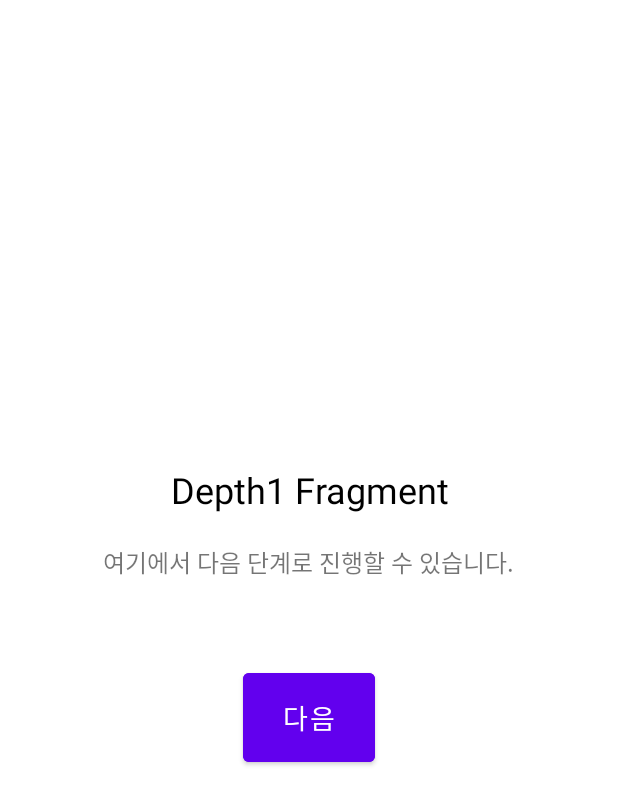
After one commit to OverDlive/LiveGuard, an Android app: the layout fragment_depth1.xml on its own in the app's theme, with its tools: preview values and no code run, on a phone screen of 412 x 824 dp. The commit adds this screen. Shown: the top 805 px of the screen. Run offline under Robolectric (Android 15) with nearby library versions, the phone set to English and light mode, and no system bars.

Commit message:
add location에 depth 추가 (미완)

```diff
--- a/App/app/src/main/java/com/example/liveguard_app_010/ui/topnavigation/TopNavigationFragment.java
+++ b/App/app/src/main/java/com/example/liveguard_app_010/ui/topnavigation/TopNavigationFragment.java
@@ -9,7 +9,7 @@ import androidx.annotation.NonNull;
 import androidx.annotation.Nullable;
 import androidx.fragment.app.Fragment;
 import com.example.liveguard_app_010.R;
-import com.example.liveguard_app_010.ui.dialogs.AddLocationDialogFragment;
+import com.example.liveguard_app_010.ui.addlocationdialog.AddLocationDialogFragment;
 
 public class TopNavigationFragment extends Fragment {
 
--- /dev/null
+++ b/App/app/src/main/res/layout/fragment_depth1.xml
@@ -0,0 +1,42 @@
+<!-- depth1_fragment.xml -->
+<LinearLayout xmlns:android="http://schemas.android.com/apk/res/android"
+    android:layout_width="match_parent"
+    android:layout_height="match_parent"
+    android:orientation="vertical"
+    android:padding="16dp"
+    android:gravity="center">
+
+    <!-- Title TextView 추가 -->
+    <TextView
+        android:id="@+id/title_text"
+        android:layout_width="wrap_content"
+        android:layout_height="wrap_content"
+        android:text="Depth1 Fragment"
+        android:textSize="24sp"
+        android:textColor="@android:color/black"
+        android:layout_marginBottom="20dp"
+        android:gravity="center" />
+
+    <!-- 안내 메시지 추가 -->
+    <TextView
+        android:layout_width="wrap_content"
+        android:layout_height="wrap_content"
+        android:text="여기에서 다음 단계로 진행할 수 있습니다."
+        android:textSize="16sp"
+        android:layout_marginBottom="40dp"
+        android:gravity="center" />
+
+    <!-- 버튼 스타일 개선 -->
+    <Button
+        android:id="@+id/next_button"
+        android:layout_width="wrap_content"
+        android:layout_height="wrap_content"
+        android:text="다음"
+        android:textSize="18sp"
+        android:layout_marginTop="16dp"
+        android:backgroundTint="@color/colorPrimary"
+        android:textColor="@android:color/white"
+        android:padding="16dp"
+        android:layout_gravity="center" />
+
+</LinearLayout>
```
Also changed, not shown: App/app/src/main/java/com/example/liveguard_app_010/ui/addlocationdialog/AddLocationDialogFragment.java (+26 -8 lines), App/app/src/main/java/com/example/liveguard_app_010/ui/dialogs/depths/Depth1Fragment.java (added, +35 -0 lines), App/app/src/main/java/com/example/liveguard_app_010/ui/dialogs/depths/Depth2Fragment.java (added, +28 -0 lines), App/app/src/main/res/layout/fragment_depth2.xml (added, +42 -0 lines).
